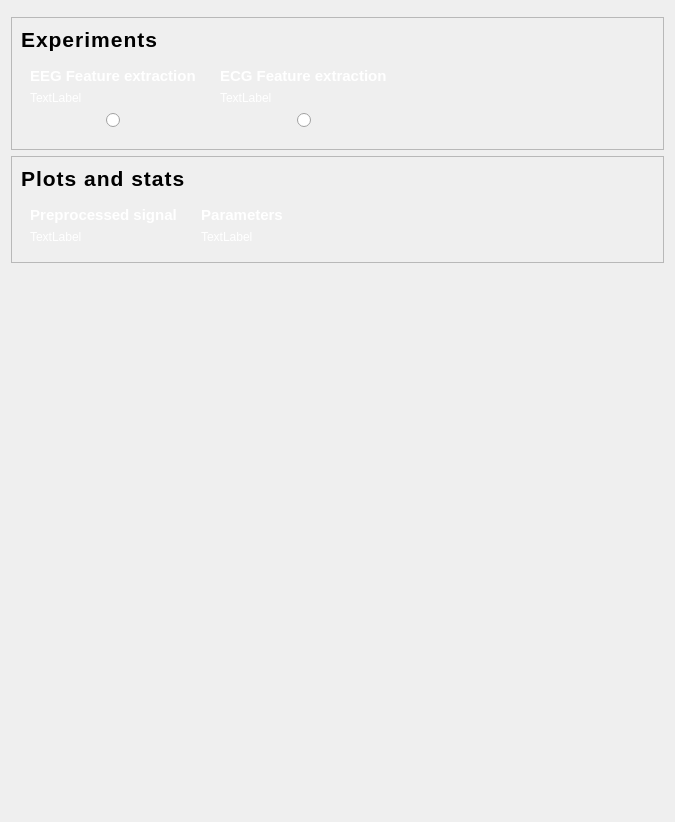
The window that data_loader/experiments/view.ui (medusabci/medusa-analyzer) describes before a commit, drawn with Qt 5.
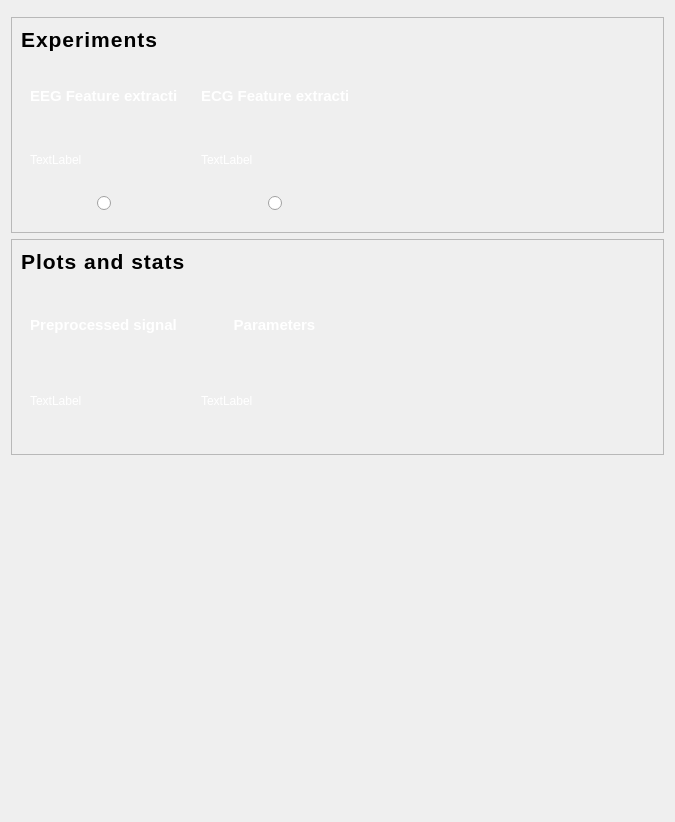
The same window after the commit.

Commit message: Refactor view.ui to set minimum and maximum sizes for UI components

```diff
--- a/data_loader/experiments/view.ui
+++ b/data_loader/experiments/view.ui
@@ -70,6 +70,18 @@
             <verstretch>0</verstretch>
            </sizepolicy>
           </property>
+          <property name="minimumSize">
+           <size>
+            <width>165</width>
+            <height>165</height>
+           </size>
+          </property>
+          <property name="maximumSize">
+           <size>
+            <width>165</width>
+            <height>165</height>
+           </size>
+          </property>
           <property name="styleSheet">
            <string notr="true">QFrame {
     border-radius: 18px;
@@ -168,6 +180,18 @@
             <verstretch>0</verstretch>
            </sizepolicy>
           </property>
+          <property name="minimumSize">
+           <size>
+            <width>165</width>
+            <height>165</height>
+           </size>
+          </property>
+          <property name="maximumSize">
+           <size>
+            <width>165</width>
+            <height>165</height>
+           </size>
+          </property>
           <property name="styleSheet">
            <string notr="true">QFrame {
     border-radius: 18px;
@@ -317,6 +341,18 @@
             <verstretch>0</verstretch>
            </sizepolicy>
           </property>
+          <property name="minimumSize">
+           <size>
+            <width>165</width>
+            <height>165</height>
+           </size>
+          </property>
+          <property name="maximumSize">
+           <size>
+            <width>165</width>
+            <height>165</height>
+           </size>
+          </property>
           <property name="styleSheet">
            <string notr="true">QFrame {
     border-radius: 18px;
@@ -378,6 +414,18 @@
             <verstretch>0</verstretch>
            </sizepolicy>
           </property>
+          <property name="minimumSize">
+           <size>
+            <width>165</width>
+            <height>165</height>
+           </size>
+          </property>
+          <property name="maximumSize">
+           <size>
+            <width>165</width>
+            <height>165</height>
+           </size>
+          </property>
           <property name="styleSheet">
            <string notr="true">QFrame {
     border-radius: 18px;
```
